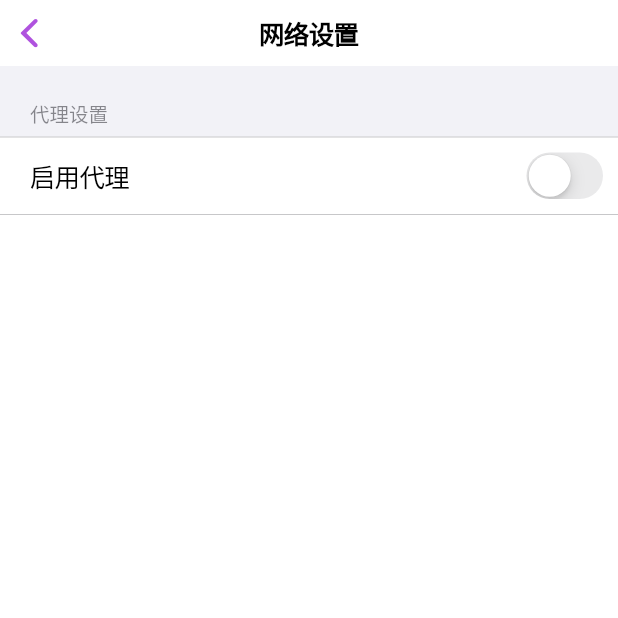
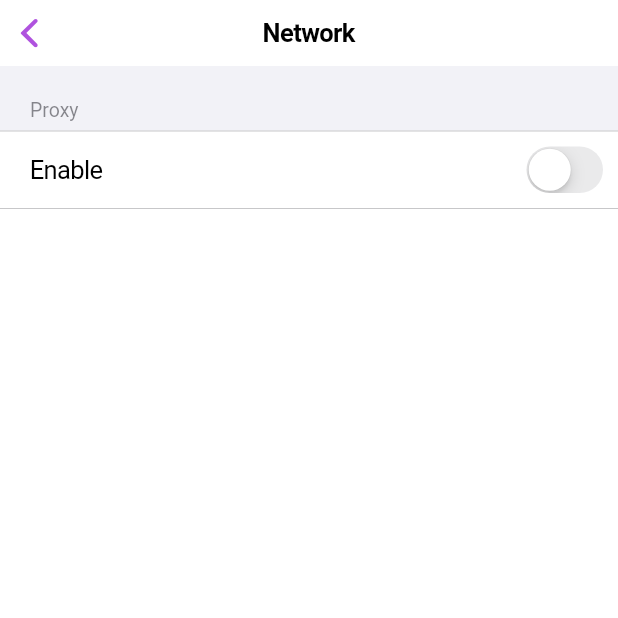
Before and after one commit to shanlihou/fishm, a Flutter app: the NetworkSettings screen opened directly, on a phone screen of 412 x 824 dp, the top half of it. Run offline on Flutter 3.47's test engine with Material 3 defaults, Android fonts, the phone set to English and light mode, and no system bars; our stand-ins replace dio, easy_refresh, flutter_screenutil, hive, hive_flutter, permission_handler and 4 more; missing offline and left inert: crypton, lua_dardo_co; accounts and stored records are empty; generated files the repository leaves out were written again; network calls fail.

```diff
--- a/lib/api/flutter_call_lua/payload/get_config_keys.dart
+++ b/lib/api/flutter_call_lua/payload/get_config_keys.dart
@@ -11,7 +11,6 @@ class GetConfigKeys extends Payload {
   }
 
   static Action toAction(int retId, String plugin) {
-    return Action('get_config_keys', GetConfigKeys(),
-        retId: retId, plugin: plugin);
+    return Action('get_config', GetConfigKeys(), retId: retId, plugin: plugin);
   }
 }
--- a/lib/const/general_const.dart
+++ b/lib/const/general_const.dart
@@ -28,4 +28,4 @@ const double tapThreshold = 10;
 const int readerFlagsFinger = 0;
 const int readerFlagsScale = 1;
 
-const bool isDebug = false;
+const bool isDebug = true;
--- a/lib/l10n/app_en.arb
+++ b/lib/l10n/app_en.arb
@@ -30,5 +30,12 @@
   "cancel": "Cancel",
   "installed": "Installed",
   "store": "Store",
-  "config": "Config"
+  "config": "Config",
+  "proxy": "Proxy",
+  "@proxy": {
+    "description": "Proxy settings"
+  },
+  "enable": "Enable",
+  "host": "Host",
+  "port": "Port"
 }
--- a/lib/l10n/app_zh.arb
+++ b/lib/l10n/app_zh.arb
@@ -14,5 +14,9 @@
     "cancel": "取消",
     "installed": "已安装",
     "store": "商店",
-    "config": "配置"
+    "config": "配置",
+    "proxy": "代理",
+    "enable": "启用",
+    "host": "主机",
+    "port": "端口"
 }
--- a/lib/main.dart
+++ b/lib/main.dart
@@ -29,7 +29,6 @@ Future<void> _main() async {
   await initDirectory();
   Hive.init(Directory.current.path);
   await Hive.initFlutter();
-  // Hive.openBox('settings');
   Hive.registerAdapter(SettingsAdapter());
   Hive.registerAdapter(ExtensionAdapter());
   Hive.registerAdapter(ExtensionsAdapter());
--- a/lib/types/provider/extension_provider.dart
+++ b/lib/types/provider/extension_provider.dart
@@ -4,6 +4,7 @@ import 'package:hive/hive.dart';
 import '../../const/db_const.dart';
 import '../../models/db/extensions.dart' as model_extensions;
 import '../../utils/utils_general.dart';
+import '../manager/plugin_db_manager.dart';
 
 class ExtensionProvider with ChangeNotifier {
   bool _isLoad = false;
@@ -37,6 +38,10 @@ class ExtensionProvider with ChangeNotifier {
     notifyListeners();
   }
 
+  List<String> extensionNames() {
+    return extensions.map((e) => e.name).toList();
+  }
+
   void updateExtension(model_extensions.Extension extension) {
     bool found = false;
     for (var i = _extensions!.extensions.length - 1; i >= 0; i--) {
@@ -52,6 +57,7 @@ class ExtensionProvider with ChangeNotifier {
     }
 
     _extensionsBox.put(extensionKey, _extensions!);
+    pluginDbManager.initPlugin(extension.name);
     notifyListeners();
   }
 
--- a/lib/views/pages/settings/network_settings.dart
+++ b/lib/views/pages/settings/network_settings.dart
@@ -3,6 +3,8 @@ import 'package:provider/provider.dart';
 
 import '../../../types/manager/global_manager.dart';
 import '../../../types/provider/setting_provider.dart';
+
+import 'package:flutter_gen/gen_l10n/localizations.dart';
 
 class NetworkSettings extends StatefulWidget {
   const NetworkSettings({super.key});
@@ -59,10 +61,10 @@ class _NetworkSettingsState extends State<NetworkSettings> {
 
     List<Widget> children = [
       CupertinoFormSection(
-        header: const Text('代理设置'),
+        header: Text(AppLocalizations.of(context)!.proxy),
         children: [
           CupertinoFormRow(
-            prefix: const Text('启用代理'),
+            prefix: Text(AppLocalizations.of(context)!.enable),
             child: CupertinoSwitch(
               value: p.settings?.enableProxy ?? false,
               onChanged: (value) {
@@ -80,12 +82,12 @@ class _NetworkSettingsState extends State<NetworkSettings> {
       children.addAll([
         CupertinoTextFormFieldRow(
           controller: _hostController,
-          placeholder: '代理主机',
+          placeholder: AppLocalizations.of(context)!.host,
           focusNode: _hostFocusNode,
         ),
         CupertinoTextFormFieldRow(
           controller: _portController,
-          placeholder: '代理端口',
+          placeholder: AppLocalizations.of(context)!.port,
           keyboardType: TextInputType.number,
           focusNode: _portFocusNode,
         ),
@@ -93,8 +95,8 @@ class _NetworkSettingsState extends State<NetworkSettings> {
     }
 
     return CupertinoPageScaffold(
-      navigationBar: const CupertinoNavigationBar(
-        middle: Text('网络设置'),
+      navigationBar: CupertinoNavigationBar(
+        middle: Text(AppLocalizations.of(context)!.network),
       ),
       child: SafeArea(
         child: Column(
--- a/lib/views/pages/splash.dart
+++ b/lib/views/pages/splash.dart
@@ -2,6 +2,7 @@ import 'package:flutter/cupertino.dart';
 import 'package:provider/provider.dart';
 
 import '../../types/manager/global_manager.dart';
+import '../../types/manager/plugin_db_manager.dart';
 import '../../types/provider/comic_provider.dart';
 import '../../types/provider/extension_provider.dart';
 import '../../types/provider/local_provider.dart';
@@ -48,6 +49,7 @@ class _SplashScreenState extends State<SplashScreen> {
     }
 
     globalManager.initGlobal(settingProvider);
+    pluginDbManager.initPlugins(extensionProvider.extensionNames());
 
     Navigator.pushReplacement(
       buildContext,
```
Also changed, not shown: lib/api/flutter_call_lua/method.dart (+12 -0 lines), lib/api/flutter_call_lua/payload/set_configs.dart (added, +24 -0 lines), lib/api/lua_call_flutter/dart_utils.dart (+21 -0 lines), lib/types/manager/plugin_db_manager.dart (added, +20 -0 lines), lib/views/pages/extension_config_page.dart (+27 -2 lines), lib/views/widget/label_and_edit.dart (added, +57 -0 lines).
